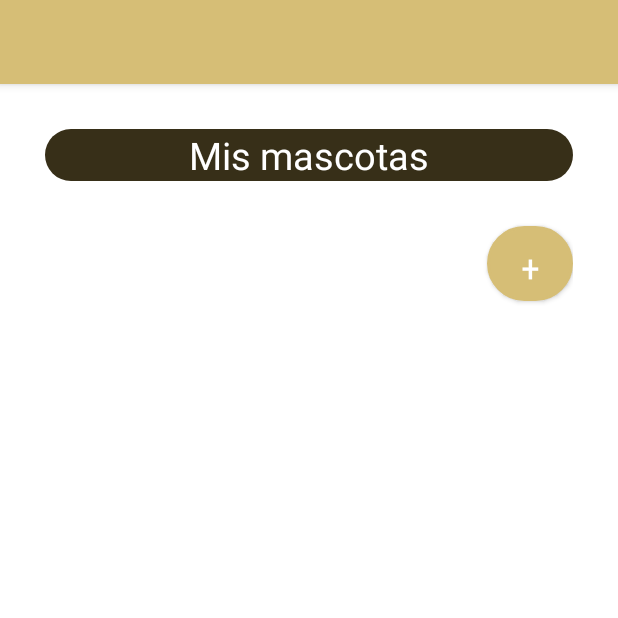
After one commit to arckenos/CuitdaVet-Final, an Android app: the mascotas screen opened directly, with no data from a screen before it, on a phone screen of 412 x 824 dp, the top half of it. The commit adds this screen. Run offline under Robolectric (Android 15) with nearby library versions, the phone set to English and light mode, and no system bars; our stand-ins replace Firebase (no records; nobody signed in at launch, a user with empty details on screens opened directly).

Commit message:
mascotas parte 1
Muestra mascotas

```diff
--- a/app/src/main/AndroidManifest.xml
+++ b/app/src/main/AndroidManifest.xml
@@ -10,6 +10,12 @@
         android:roundIcon="@mipmap/ic_logo"
         android:supportsRtl="true"
         android:theme="@style/Theme.CuidaVet">
+        <activity
+            android:name=".addMascota"
+            android:exported="false" />
+        <activity
+            android:name=".mascotas"
+            android:exported="false" />
         <activity
             android:name=".addEvento"
             android:exported="false" />
--- /dev/null
+++ b/app/src/main/java/encinas/maria/cuidavet/mascotas.kt
@@ -0,0 +1,99 @@
+package encinas.maria.cuidavet
+
+import android.content.Context
+import android.content.Intent
+import androidx.appcompat.app.AppCompatActivity
+import android.os.Bundle
+import android.view.LayoutInflater
+import android.view.View
+import android.view.ViewGroup
+import android.widget.BaseAdapter
+import android.widget.Button
+import android.widget.ListView
+import android.widget.TextView
+import com.google.firebase.database.FirebaseDatabase
+
+class mascotas : AppCompatActivity() {
+
+    private var listamascotas = ArrayList<Pets>()
+    private val mascotasRef = FirebaseDatabase.getInstance().getReference("Pets")
+    lateinit var listView : ListView
+
+    override fun onCreate(savedInstanceState: Bundle?) {
+        super.onCreate(savedInstanceState)
+        setContentView(R.layout.activity_mascotas)
+
+        val btnAgregar : Button = findViewById(R.id.btn_agregarMascota)
+
+        btnAgregar.setOnClickListener{
+            val intent = Intent(this, addMascota::class.java)
+            startActivity(intent)
+            finish()
+        }
+
+        listamascotas.clear()
+        listView= findViewById(R.id.listaMascotas)
+        cargarEventos()
+    }
+
+    fun cargarEventos(){
+        //Consultamos la lista de todos las mascotas desde la base de datos
+        mascotasRef.get().addOnSuccessListener {
+            //Recorremos el arreglo de todos las mascotas "it.children" los hijos vienen siendo cada objeto
+            for (mascota in it.children){
+
+                var usuario = mascota.child("usuario").value.toString()
+                var nombre = mascota.child("nombre").value.toString()
+                var edad = mascota.child("edad").value.toString()
+                var raza = mascota.child("raza").value.toString()
+
+                var mascota = Pets(nombre,edad,raza,usuario)
+                if (usuario == sesion.usuarioActivo.usuario){
+                    listamascotas.add(mascota)
+                }
+            }
+            var adaptador =AdaptadorMascotas(this, listamascotas)
+            listView.adapter=adaptador
+
+        }
+
+    }
+
+    private class AdaptadorMascotas : BaseAdapter {
+        var lista = ArrayList<Pets>()
+        var contexto: Context?=null
+
+        constructor(contexto: Context, lista: ArrayList<Pets>){
+            this.lista=lista
+            this.contexto=contexto
+        }
+
+        override fun getCount(): Int {
+            return lista.size
+        }
+
+        override fun getItem(p0: Int): Any {
+            return lista[p0]
+        }
+
+        override fun getItemId(p0: Int): Long {
+            return p0.toLong()
+        }
+
+        override fun getView(p0: Int, p1: View?, p2: ViewGroup?): View {
+            val mascota = lista[p0]
+            val inflador = LayoutInflater.from(contexto)
+            val vista = inflador.inflate(R.layout.mascota_view,null)
+
+            var tvNombre = vista.findViewById(R.id.tvNombre) as TextView
+            var tvEdad = vista.findViewById(R.id.tvEdad) as TextView
+            var tvRaza = vista.findViewById(R.id.tvRaza) as TextView
+
+            tvNombre.setText(mascota.nombre)
+            tvEdad.setText(mascota.edad)
+            tvRaza.setText(mascota.raza)
+
+            return vista
+        }
+    }
+}
--- a/app/src/main/java/encinas/maria/cuidavet/ui/home/HomeFragment.kt
+++ b/app/src/main/java/encinas/maria/cuidavet/ui/home/HomeFragment.kt
@@ -46,6 +46,10 @@ class HomeFragment : Fragment() {
             val intent = Intent(this@HomeFragment.requireContext(), contactos::class.java)
             startActivity(intent)
         }
+        bin.btnMascotas.setOnClickListener{
+            val intent = Intent(this@HomeFragment.requireContext(), mascotas::class.java)
+            startActivity(intent)
+        }
 
         return bin.root
     }
--- /dev/null
+++ b/app/src/main/res/layout/activity_mascotas.xml
@@ -0,0 +1,51 @@
+<?xml version="1.0" encoding="utf-8"?>
+<LinearLayout xmlns:android="http://schemas.android.com/apk/res/android"
+    xmlns:app="http://schemas.android.com/apk/res-auto"
+    xmlns:tools="http://schemas.android.com/tools"
+    android:layout_width="match_parent"
+    android:layout_height="match_parent"
+    tools:context=".mascotas"
+    android:layout_margin="30dp"
+    android:orientation="vertical">
+
+    <TextView
+        android:layout_width="match_parent"
+        android:layout_height="wrap_content"
+        android:text="Mis mascotas"
+        android:background="@drawable/boton_cafeoscuro"
+        android:textAlignment="center"
+        android:textColor="@color/white"
+        android:textSize="25dp"
+        android:layout_marginBottom="30dp"/>
+
+    <Button
+        android:id="@+id/btn_agregarMascota"
+        android:layout_width="57dp"
+        android:layout_height="50dp"
+        android:layout_gravity="end"
+        android:background="@drawable/round_et"
+        android:backgroundTint="#372F18"
+        android:fontFamily="sans-serif-condensed"
+        android:text="+"
+        android:textAllCaps="false"
+        android:textSize="25dp" />
+
+    <ScrollView
+        android:layout_width="match_parent"
+        android:layout_height="610dp">
+
+        <LinearLayout
+            android:layout_width="match_parent"
+            android:layout_height="wrap_content"
+            android:orientation="vertical">
+
+            <ListView
+                android:id="@+id/listaMascotas"
+                android:layout_width="match_parent"
+                android:layout_height="557dp" />
+
+        </LinearLayout>
+
+    </ScrollView>
+
+</LinearLayout>
--- a/app/src/main/res/layout/detalle_calendario.xml
+++ b/app/src/main/res/layout/detalle_calendario.xml
@@ -26,6 +26,7 @@
                 android:textColor="@color/cafe_oscuro"
                 android:textStyle="bold"
                 android:text="Diciembre"
+                android:fontFamily="sans-serif-condensed"
                 android:textAlignment="center"
                 />
             <TextView
@@ -34,6 +35,7 @@
                 android:layout_height="50dp"
                 android:textSize="40sp"
                 android:textColor="@color/cafe_claro"
+                android:fontFamily="sans-serif-condensed"
                 android:textStyle="bold"
                 android:text="16"
                 android:textAlignment="center"
@@ -45,6 +47,8 @@
             android:layout_width="match_parent"
             android:layout_height="wrap_content"
             android:text="Cita con para inyectar al tommy"
+            android:fontFamily="sans-serif-condensed"
+
             android:textColor="@color/black"
             android:textSize="15sp"
             android:layout_gravity="center"
```
Also changed, not shown: app/src/main/java/encinas/maria/cuidavet/Pets.kt (added, +8 -0 lines), app/src/main/java/encinas/maria/cuidavet/addMascota.kt (added, +11 -0 lines), app/src/main/res/layout/activity_add_mascota.xml (added, +9 -0 lines), app/src/main/res/layout/mascota_view.xml (added, +108 -0 lines), app/src/main/res/layout/activity_add_evento.xml (line endings or trailing spaces).
